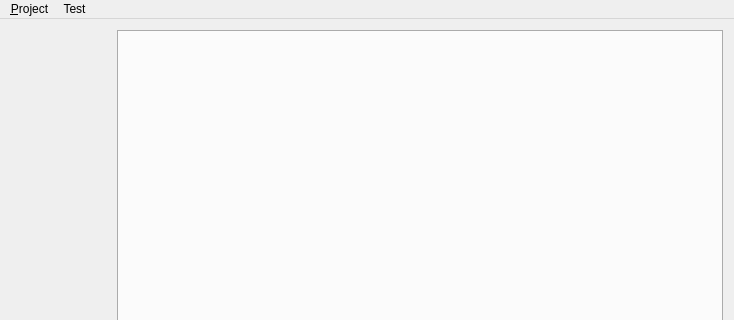
Old version of the form src/mainwindow.ui in the repository tibob/yasw; both pictures show x 0 to 734 and y 0 to 320 of the 734 by 576 pixel window.
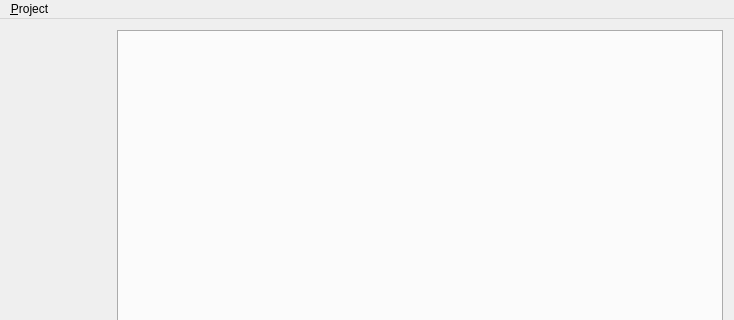
New version of the form. Custom widgets are drawn as their Qt base class.

```diff
--- a/src/mainwindow.ui
+++ b/src/mainwindow.ui
@@ -83,15 +83,7 @@
     <addaction name="action_Close"/>
     <addaction name="action_Quit"/>
    </widget>
-   <widget class="QMenu" name="menuTest">
-    <property name="title">
-     <string>Test</string>
-    </property>
-    <addaction name="actionGetSettings"/>
-    <addaction name="actionFilterContainer_setSettings"/>
-   </widget>
    <addaction name="menu_File"/>
-   <addaction name="menuTest"/>
   </widget>
   <widget class="QStatusBar" name="statusBar"/>
   <action name="action_Quit">
```
Left out of the diff: 2 changed lines with no effect on the pictures.
